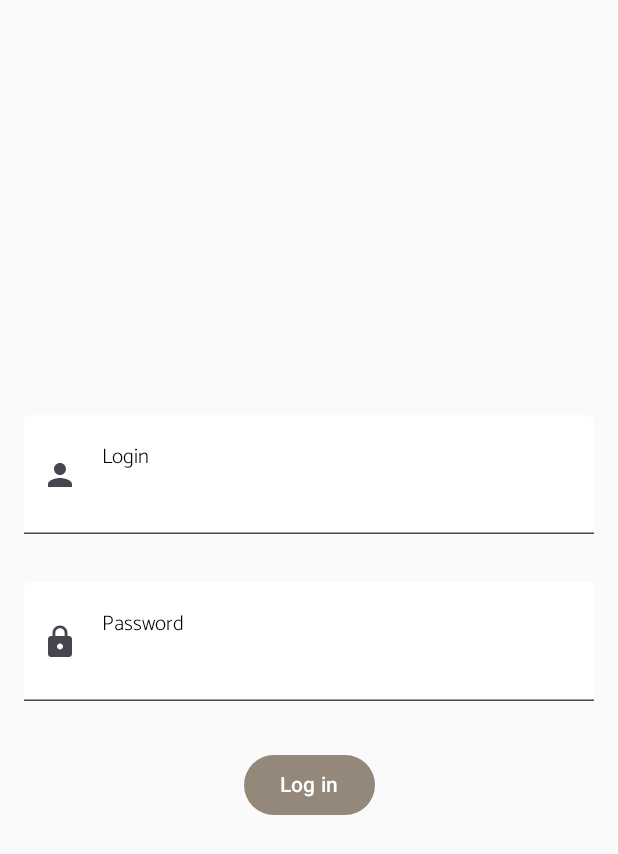
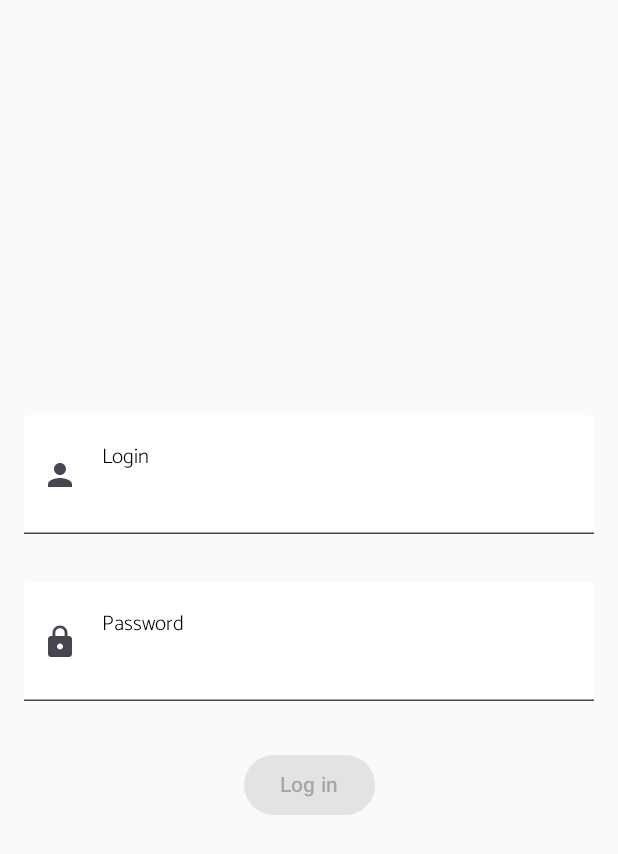
Before and after one commit to joannaagnieszczak/art-shop, an Android app built with Jetpack Compose: the screen it shows after launch (MainActivity), on a phone screen of 412 x 824 dp. Shown: the top 854 px of the screen. Run offline under Robolectric (Android 15) with nearby library versions, the phone set to English and light mode, and no system bars.

Commit message:
#4 create login screen (#10)
#4 Clean up project. Create business logic for login screen.

```diff
--- a/app/src/main/java/pl/asia/artshop/MainActivity.kt
+++ b/app/src/main/java/pl/asia/artshop/MainActivity.kt
@@ -6,7 +6,7 @@ import androidx.activity.compose.setContent
 import androidx.compose.material3.Text
 import androidx.compose.runtime.Composable
 import androidx.compose.ui.tooling.preview.Preview
-import pl.asia.artshop.loginScreen.LoginScreen
+import pl.asia.artshop.login.LoginScreen
 import pl.asia.artshop.ui.theme.ArtshopTheme
 
 class MainActivity : ComponentActivity() {
@@ -14,7 +14,7 @@ class MainActivity : ComponentActivity() {
         super.onCreate(savedInstanceState)
         setContent {
             ArtshopTheme {
-               LoginScreen()
+                LoginScreen()
             }
         }
     }
--- a/app/src/main/java/pl/asia/artshop/loginScreen/ProductScreenLogin.kt
+++ b/app/src/main/java/pl/asia/artshop/login/LoginScreen.kt
@@ -1,4 +1,5 @@
-package pl.asia.artshop.loginScreen
+package pl.asia.artshop.login
+
 import androidx.compose.foundation.layout.Arrangement
 import androidx.compose.foundation.layout.Column
 import androidx.compose.foundation.layout.fillMaxSize
@@ -18,6 +19,9 @@ import androidx.compose.material3.TextFieldDefaults
 import androidx.compose.runtime.Composable
 import androidx.compose.runtime.collectAsState
 import androidx.compose.runtime.getValue
+import androidx.compose.runtime.mutableStateOf
+import androidx.compose.runtime.remember
+import androidx.compose.runtime.setValue
 import androidx.compose.ui.Alignment
 import androidx.compose.ui.Modifier
 import androidx.compose.ui.graphics.Color
@@ -29,12 +33,20 @@ import pl.asia.artshop.ui.theme.Typography
 
 
 @Composable
-fun LoginScreen(modifier: Modifier = Modifier, productViewModelLogin: ProductViewModelLogin = viewModel()) {
-    val productUiState by productViewModelLogin.uiState.collectAsState()
-    Column(modifier = Modifier.fillMaxSize(), verticalArrangement = Arrangement.Center, horizontalAlignment = Alignment.CenterHorizontally) {
+fun LoginScreen(modifier: Modifier = Modifier, loginViewModel: LoginViewModel = viewModel()) {
+    val loginUiState by loginViewModel.uiState.collectAsState()
+    Column(
+        modifier = Modifier.fillMaxSize(),
+        verticalArrangement = Arrangement.Center,
+        horizontalAlignment = Alignment.CenterHorizontally
+    ) {
+        var login by remember { mutableStateOf(loginUiState.login) }
         TextField(
-            value = "",
-            onValueChange = { },
+            value = login,
+            onValueChange = {
+                login = it
+                loginViewModel.onEnterLogin(login = it)
+            },
             leadingIcon = {
                 Icon(
                     imageVector = Icons.Default.Person,
@@ -43,7 +55,8 @@ fun LoginScreen(modifier: Modifier = Modifier, productViewModelLogin: ProductVie
             },
             colors = TextFieldDefaults.colors(unfocusedContainerColor = MaterialTheme.colorScheme.primary),
             placeholder = {
-                Text(productUiState.login,
+                Text(
+                    text = "Login",
                     style = Typography.titleLarge,
                     fontSize = 14.sp,
                     color = Color.Black
@@ -55,10 +68,12 @@ fun LoginScreen(modifier: Modifier = Modifier, productViewModelLogin: ProductVie
                 .padding(16.dp)
 
         )
-
+        var password by remember { mutableStateOf(loginUiState.password) }
         TextField(
-            value = "",
-            onValueChange = { readLine() },
+            value = password,
+            onValueChange = {
+                password = it
+                loginViewModel.onEnterPassword(password = it)},
             leadingIcon = {
                 Icon(
                     imageVector = Icons.Default.Lock,
@@ -67,10 +82,12 @@ fun LoginScreen(modifier: Modifier = Modifier, productViewModelLogin: ProductVie
             },
             colors = TextFieldDefaults.colors(unfocusedContainerColor = MaterialTheme.colorScheme.primary),
             placeholder = {
-                Text(productUiState.password,
+                Text(
+                    text = "Password",
                     style = Typography.titleLarge,
                     fontSize = 14.sp,
-                    color = Color.Black)
+                    color = Color.Black
+                )
             },
             modifier = modifier
                 .fillMaxWidth()
@@ -81,15 +98,15 @@ fun LoginScreen(modifier: Modifier = Modifier, productViewModelLogin: ProductVie
 
         Button(
             onClick = {},
+            enabled = loginUiState.isLoginButtonEnabled,
             colors = ButtonDefaults.buttonColors(MaterialTheme.colorScheme.surface),
-            modifier = Modifier.padding(16.dp)) {
-            Text(text = productUiState.loginButton)
+            modifier = Modifier.padding(16.dp)
+        ) {
+            Text(text = "Log in")
 
         }
-        }
     }
-
-
+}
 
 
 @Preview(showBackground = true)
--- /dev/null
+++ b/app/src/main/java/pl/asia/artshop/login/LoginViewModel.kt
@@ -0,0 +1,30 @@
+package pl.asia.artshop.login
+
+import androidx.lifecycle.ViewModel
+import kotlinx.coroutines.flow.MutableStateFlow
+import kotlinx.coroutines.flow.StateFlow
+import kotlinx.coroutines.flow.asStateFlow
+import kotlinx.coroutines.flow.update
+
+class LoginViewModel : ViewModel() {
+    private val _uiState = MutableStateFlow(LoginViewState())
+
+    val uiState: StateFlow<LoginViewState> = _uiState.asStateFlow()
+
+    fun onEnterLogin(login: String) {
+        _uiState.update { currentState ->
+            currentState.copy(
+                login = login,
+                isLoginButtonEnabled = login.isNotEmpty() && currentState.password.isNotEmpty())
+        }
+    }
+
+    fun onEnterPassword(password: String) {
+        _uiState.update { currentState ->
+            currentState.copy(
+                password = password,
+                isLoginButtonEnabled = password.isNotEmpty() && currentState.login.isNotEmpty())
+        }
+
+    }
+}
--- /dev/null
+++ b/app/src/main/java/pl/asia/artshop/login/LoginViewState.kt
@@ -0,0 +1,7 @@
+package pl.asia.artshop.login
+
+data class LoginViewState(
+    val login: String = "",
+    val password: String = "",
+    val isLoginButtonEnabled: Boolean = false
+)
--- a/app/src/main/java/pl/asia/artshop/loginScreen/ProductViewModelLogin.kt
+++ /dev/null
@@ -1,34 +0,0 @@
-package pl.asia.artshop.loginScreen
-
-import androidx.lifecycle.ViewModel
-import kotlinx.coroutines.flow.MutableStateFlow
-import kotlinx.coroutines.flow.StateFlow
-import kotlinx.coroutines.flow.asStateFlow
-import kotlinx.coroutines.flow.update
-
-class ProductViewModelLogin : ViewModel() {
-    private val _uiState = MutableStateFlow(
-        ProductViewStateLogin(
-            login = "Login",
-            password = "Password",
-            loginButton = "Log in"
-
-        )
-    )
-
-
-
-    val uiState: StateFlow<ProductViewStateLogin> = _uiState.asStateFlow()
-
-    fun updateProduct() {
-        _uiState.update { currentState ->
-            currentState.copy(login = "New test name")
-        }
-    }
-
-    fun makeSecondButtonEnable() {
-        _uiState.update { currentState ->
-            currentState.copy(isSecondButtonEnabled = true)
-        }
-    }
-}
--- a/app/src/main/java/pl/asia/artshop/loginScreen/ProductViewStateLogin.kt
+++ /dev/null
@@ -1,9 +0,0 @@
-package pl.asia.artshop.loginScreen
-
-data class ProductViewStateLogin(
-    val login: String,
-    val password: String,
-    val loginButton: String,
-    val isSecondButtonEnabled: Boolean = false
-
-)
--- a/app/src/main/java/pl/asia/artshop/product/donica2/ProductViewState.kt
+++ b/app/src/main/java/pl/asia/artshop/product/ProductViewState.kt
@@ -1,4 +1,4 @@
-package pl.asia.artshop.product.donica2
+package pl.asia.artshop.product
 
 data class ProductViewState(
     val name: String,
@@ -11,6 +11,5 @@ data class ProductViewState(
     val headlineShipping: String,
     val descriptionShipping: String,
     val imageList: List<Int>,
-    val details: List<ProductViewModel.StringPair>,
     val isSecondButtonEnabled: Boolean = false
 )
```
Also changed, not shown: app/src/main/java/pl/asia/artshop/product/ProductScreen.kt (renamed from app/src/main/java/pl/asia/artshop/product/donica2/ProductScreen.kt, +12 -30 lines), app/src/main/java/pl/asia/artshop/product/ProductViewModel.kt (renamed from app/src/main/java/pl/asia/artshop/product/donica2/ProductViewModel.kt, +7 -20 lines).
